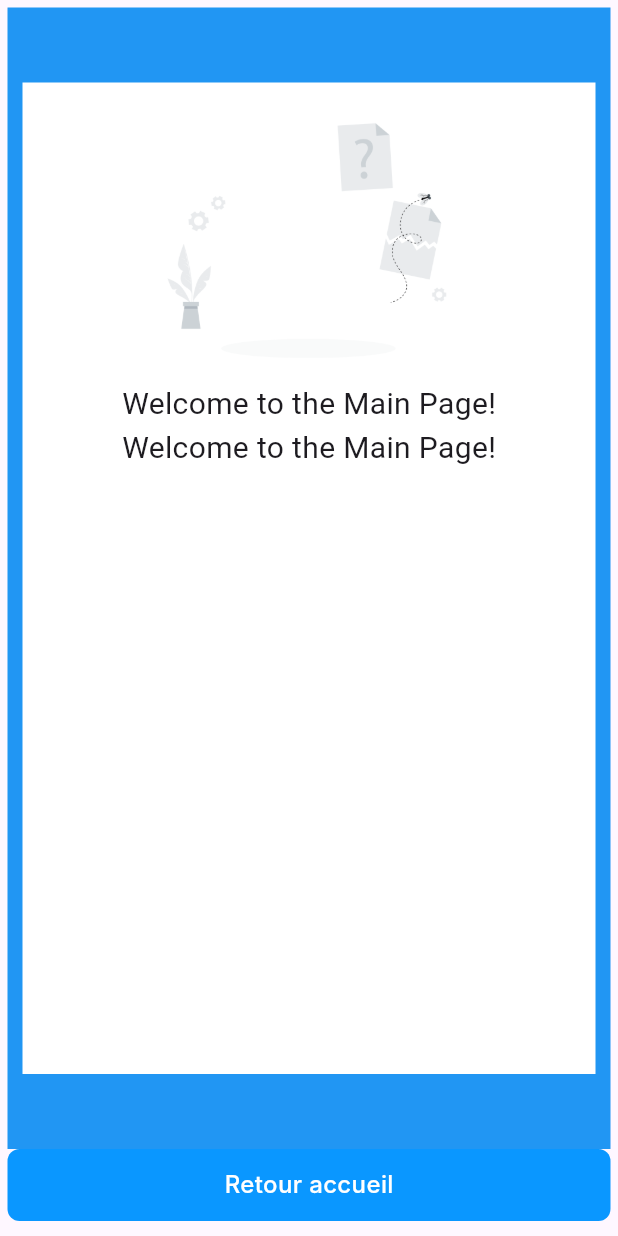
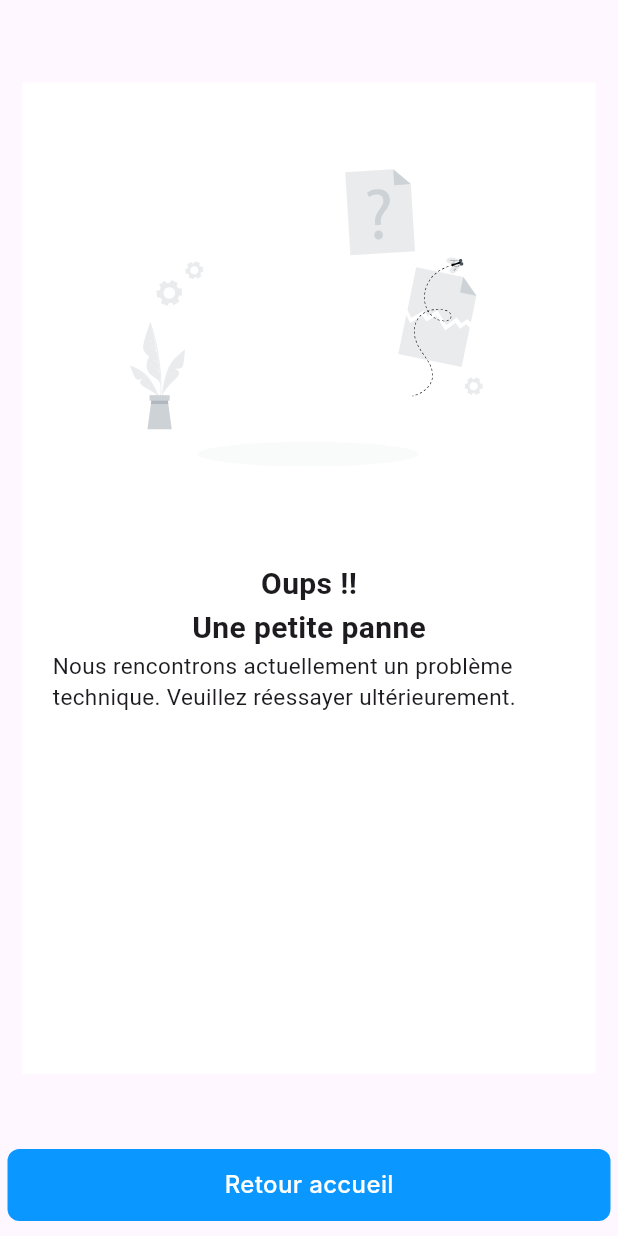
Before and after one commit to yassineelhoubi/lordicon_poc_flutter, a Flutter app: the TestPage screen opened directly, on a phone screen of 412 x 824 dp. Run offline on Flutter 3.47's test engine with Material 3 defaults, Android fonts, the phone set to English and light mode, and no system bars; our stand-ins replace flutter_svg; missing offline and left inert: lordicon; Roboto replaces fonts that are missing (Inter).

Commit message:
render svg img and styling the screen

```diff
--- a/lib/test_page.dart
+++ b/lib/test_page.dart
@@ -1,5 +1,6 @@
 import 'package:flutter/material.dart';
 import 'custom_button.dart';
+import 'package:flutter_svg/flutter_svg.dart';
 
 class TestPage extends StatelessWidget {
   @override
@@ -15,23 +16,37 @@ class TestPage extends StatelessWidget {
           children: [
             Expanded(
               child: Container(
-                color: Colors.blue,
+                // color: Colors.blue,
                 child: Center(
                   child: Container(
                     margin: const EdgeInsets.only(
                         bottom: 50, top: 50, left: 10, right: 10),
+                    // padding: EdgeInsets.only(top: 10, bottom: 10),
                     width: double.infinity,
                     color: Colors.white,
                     child: Column(
                       children: [
                         Center(child: MyCustomContainer()),
-                        Text(
-                          'Welcome to the Main Page!',
-                          style: TextStyle(fontSize: 20),
-                        ),
-                        Text(
-                          'Welcome to the Main Page!',
-                          style: TextStyle(fontSize: 20),
+                        Container(
+                          padding: EdgeInsets.all(20),
+                          child: Column(
+                            children: [
+                              Text(
+                                'Oups !!',
+                                style: TextStyle(
+                                    fontSize: 20, fontWeight: FontWeight.bold),
+                              ),
+                              Text(
+                                'Une petite panne',
+                                style: TextStyle(
+                                    fontSize: 20, fontWeight: FontWeight.bold),
+                              ),
+                              Text(
+                                'Nous rencontrons actuellement un problème technique. Veuillez réessayer ultérieurement.',
+                                style: TextStyle(fontSize: 15),
+                              ),
+                            ],
+                          ),
                         ),
                       ],
                     ),
@@ -56,21 +71,11 @@ class MyCustomContainer extends StatelessWidget {
   @override
   Widget build(BuildContext context) {
     return Container(
-      width: 200.0,
-      height: 200.0,
-      decoration: BoxDecoration(
-        // Set background image
-        image: DecorationImage(
-          image: AssetImage('assets/Panne.png'), // Replace with your image path
-          fit: BoxFit.cover,
-        ),
-      ),
+      width: double.infinity,
+      height: 300,
       child: Center(
-        // Icon in the middle of the container
-        child: Icon(
-          Icons.star,
-          size: 50.0,
-          color: Colors.white,
+        child: SvgPicture.asset(
+          'assets/Panne.svg',
         ),
       ),
     );
--- a/pubspec.yaml
+++ b/pubspec.yaml
@@ -9,6 +9,7 @@ environment:
 dependencies:
   flutter:
     sdk: flutter
+  flutter_svg: ^2.0.9
   lordicon: ^1.0.3
 
 dev_dependencies:
```
Also changed, not shown: assets/Panne.svg (added), pubspec.lock.
